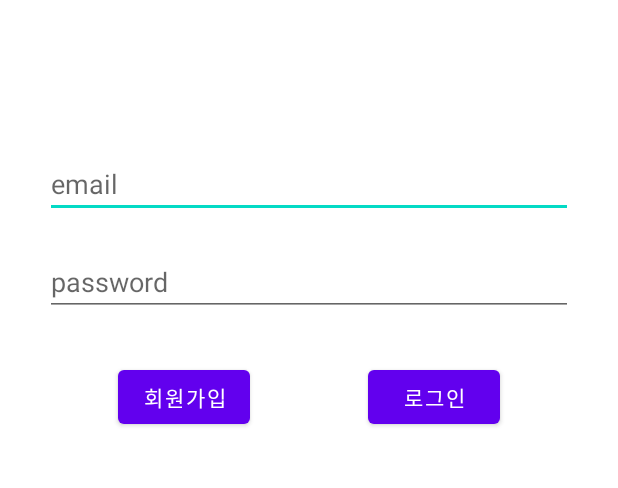
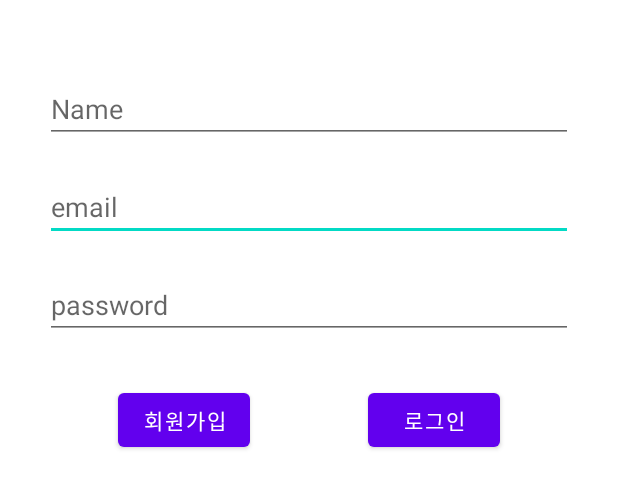
Before and after one commit to jeongjaino/Hackerton, an Android app: the layout activity_login.xml on its own in the app's theme, with its tools: preview values and no code run, on a phone screen of 412 x 824 dp. Shown: the top 488 px of the screen. Run offline under Robolectric (Android 15) with nearby library versions, the phone set to English and light mode, and no system bars.

Commit message:
Login layout Change

```diff
--- a/app/src/main/res/layout/activity_login.xml
+++ b/app/src/main/res/layout/activity_login.xml
@@ -6,25 +6,25 @@
     android:layout_height="match_parent"
     tools:context=".ui.LoginActivity">
     <Button
-        android:id="@+id/signInButton"
+        android:id="@+id/signUpButton"
         android:layout_width="wrap_content"
         android:layout_height="wrap_content"
         android:layout_marginTop="30dp"
         android:text="회원가입"
-        app:layout_constraintEnd_toStartOf="@+id/loginButton"
+        app:layout_constraintEnd_toStartOf="@+id/signInButton"
         app:layout_constraintHorizontal_bias="0.5"
         app:layout_constraintStart_toStartOf="parent"
         app:layout_constraintTop_toBottomOf="@+id/passwordEditText" />
 
     <Button
-        android:id="@+id/loginButton"
+        android:id="@+id/signInButton"
         android:layout_width="wrap_content"
         android:layout_height="wrap_content"
         android:layout_marginTop="30dp"
         android:text="로그인"
         app:layout_constraintEnd_toEndOf="parent"
         app:layout_constraintHorizontal_bias="0.5"
-        app:layout_constraintStart_toEndOf="@+id/signInButton"
+        app:layout_constraintStart_toEndOf="@+id/signUpButton"
         app:layout_constraintTop_toBottomOf="@+id/passwordEditText" />
 
     <EditText
@@ -32,7 +32,7 @@
         android:layout_width="0dp"
         android:layout_height="wrap_content"
         android:layout_marginStart="30dp"
-        android:layout_marginTop="100dp"
+        android:layout_marginTop="20dp"
         android:layout_marginEnd="30dp"
         android:ems="10"
         android:hint="email"
@@ -40,7 +40,7 @@
         app:layout_constraintBottom_toTopOf="@+id/passwordEditText"
         app:layout_constraintEnd_toEndOf="parent"
         app:layout_constraintStart_toStartOf="parent"
-        app:layout_constraintTop_toTopOf="parent" />
+        app:layout_constraintTop_toBottomOf="@+id/nameEditText" />
 
     <EditText
         android:id="@+id/passwordEditText"
@@ -56,4 +56,18 @@
         app:layout_constraintStart_toStartOf="parent"
         app:layout_constraintTop_toBottomOf="@+id/emailEditText" />
 
+    <EditText
+        android:id="@+id/nameEditText"
+        android:layout_width="0dp"
+        android:layout_height="wrap_content"
+        android:layout_marginStart="30dp"
+        android:layout_marginTop="50dp"
+        android:layout_marginEnd="30dp"
+        android:ems="10"
+        android:hint="Name"
+        android:inputType="textPersonName"
+        app:layout_constraintEnd_toEndOf="parent"
+        app:layout_constraintStart_toStartOf="parent"
+        app:layout_constraintTop_toTopOf="parent" />
+
 </androidx.constraintlayout.widget.ConstraintLayout>
```
